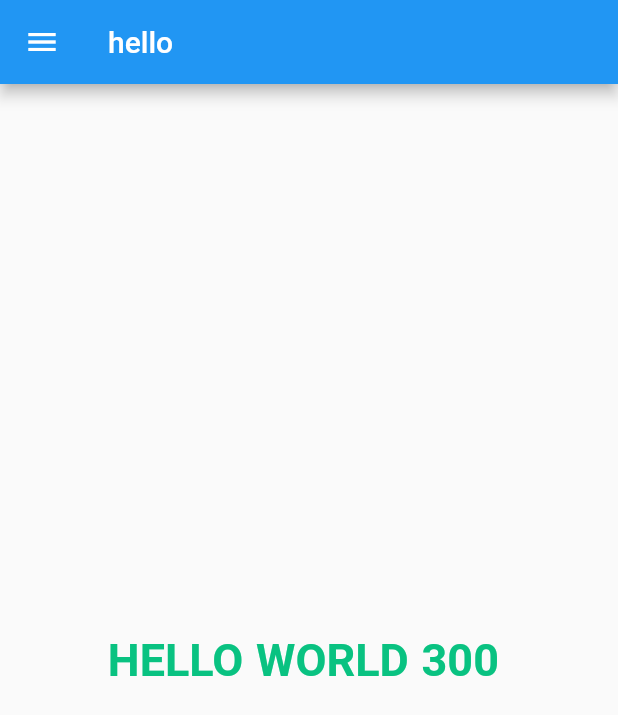
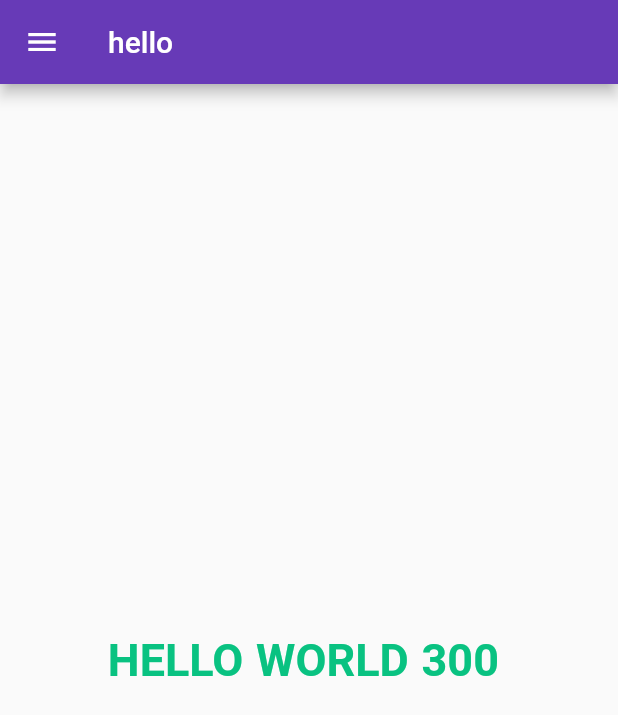
Before and after one commit to abheektripathy/AlbumCatalog, a Flutter app: the screen it shows after launch, on a phone screen of 412 x 824 dp. Shown: the top 715 px of the screen. Run offline on Flutter 3.47's test engine with Material 2 defaults, Android fonts, the phone set to English and light mode, and no system bars.

Commit message:
Completed(4)

```diff
--- a/lib/main.dart
+++ b/lib/main.dart
@@ -1,5 +1,7 @@
-import 'package:catalog_app/home.dart';
+import 'package:catalog_app/Screens/Login.dart';
+import 'package:catalog_app/Screens/home.dart';
 import 'package:flutter/material.dart';
+import 'Screens/Login.dart';
 
 void main() {
   runApp(MyApp());
@@ -12,7 +14,10 @@ class MyApp extends StatelessWidget {
     // int days = 3000;
 
     return MaterialApp(
-      home: Home(),
+      //home: Home(),
+      theme: ThemeData(primarySwatch: Colors.deepPurple),
+      initialRoute: "/home",
+      routes: {"/": (context) => Login(), "/home": ((context) => Home())},
     );
   }
 }
```
Also changed, not shown: lib/Screens/Login.dart (added, +14 -0 lines), lib/Screens/home.dart (renamed from lib/home.dart).
